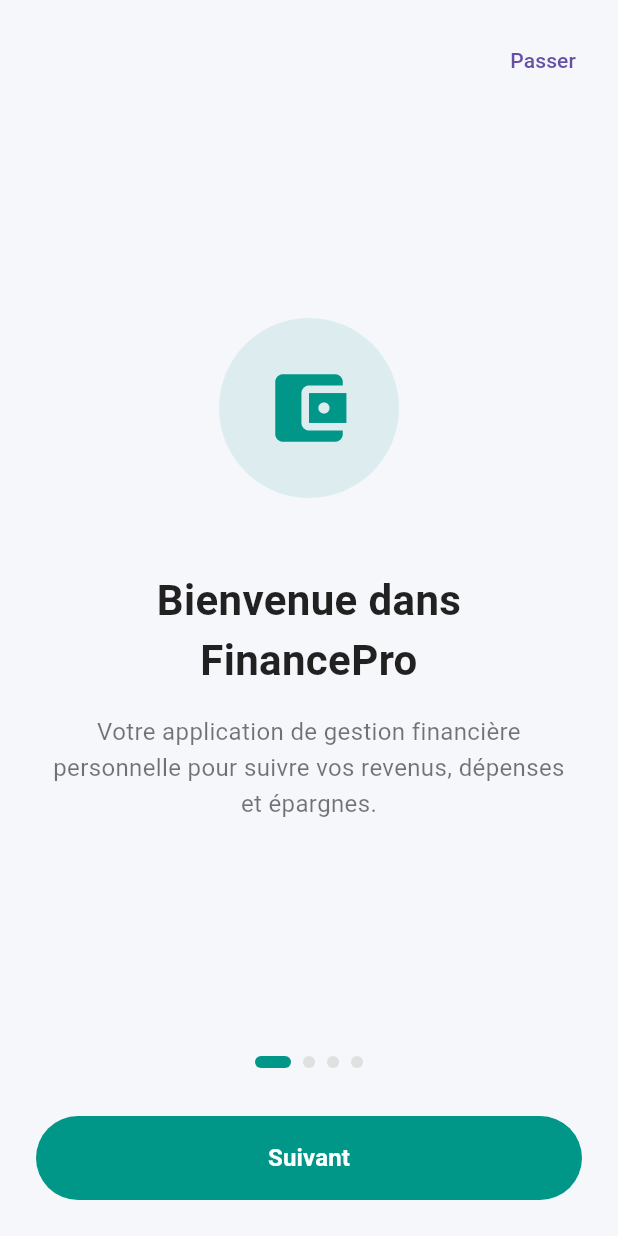
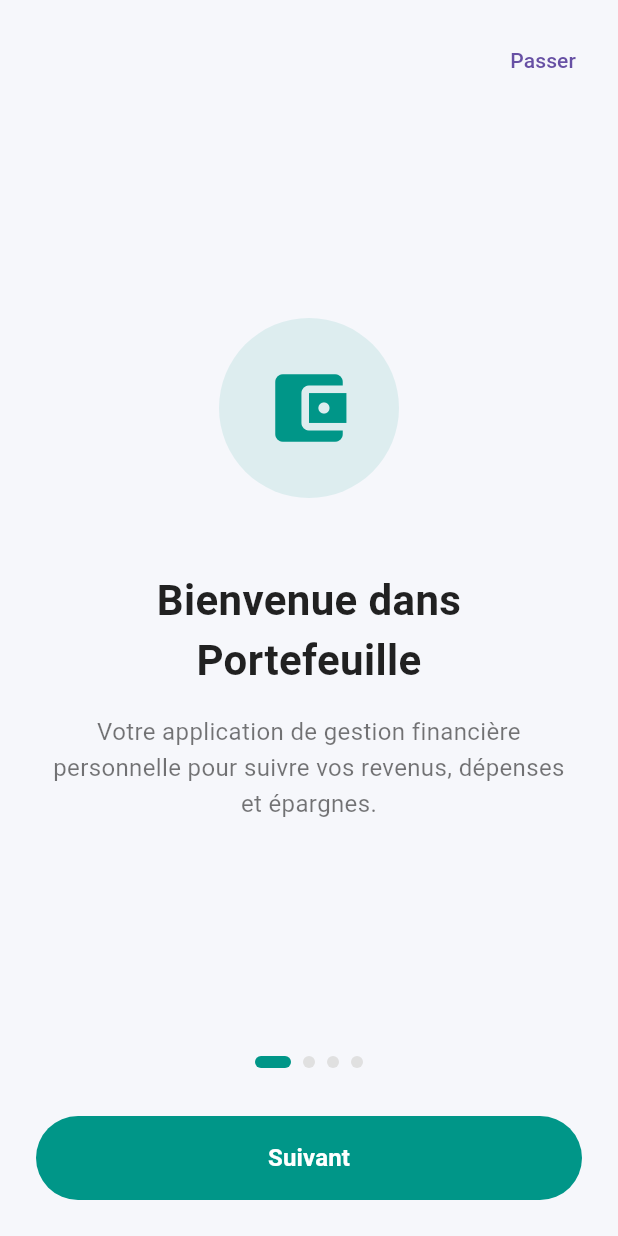
Before and after one commit to jnthnkabongo/Mon-portefeuille-, a Flutter app: the screen it shows after launch, on a phone screen of 412 x 824 dp. Run offline on Flutter 3.47's test engine with Material 3 defaults, Android fonts, the phone set to English and light mode, and no system bars; our stand-ins replace fl_chart, image_picker, local_auth, shared_preferences, sqflite; accounts and stored records are empty.

Commit message:
Ajout nom de l'application

```diff
--- a/portefeuille/lib/pages/onboarding_page.dart
+++ b/portefeuille/lib/pages/onboarding_page.dart
@@ -14,7 +14,7 @@ class _OnboardingPageState extends State<OnboardingPage> {
 
   final List<OnboardingItem> _items = [
     OnboardingItem(
-      title: 'Bienvenue dans FinancePro',
+      title: 'Bienvenue dans Portefeuille',
       description:
           'Votre application de gestion financière personnelle pour suivre vos revenus, dépenses et épargnes.',
       icon: Icons.account_balance_wallet,
```
